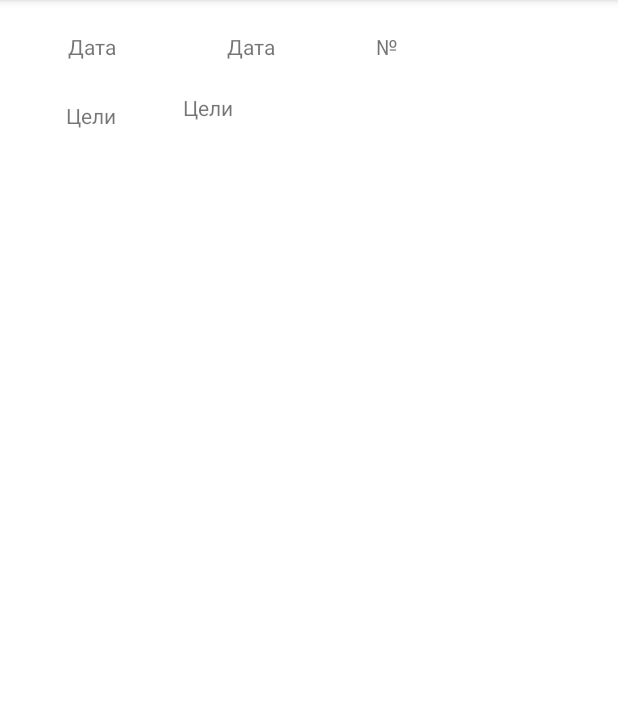
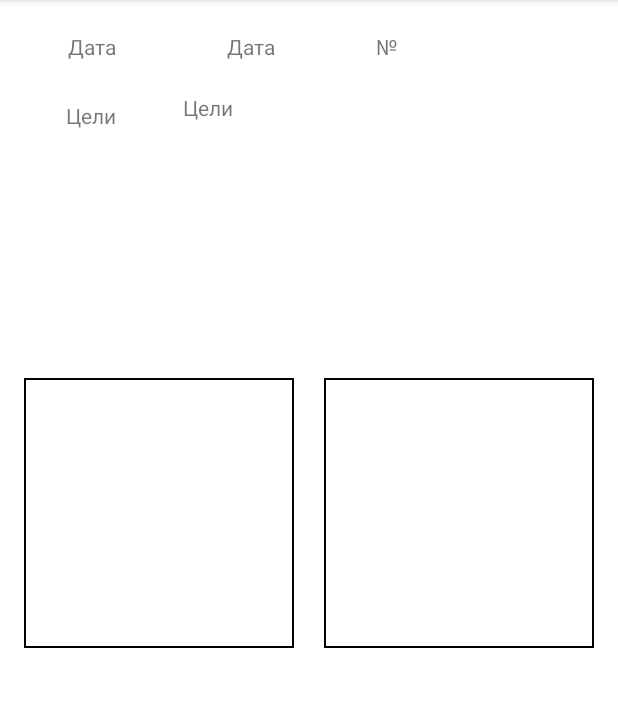
Before and after one commit to dmitrybandurkin/InstaTEST, an Android app: the screen it shows after launch (MainActivity), after a tap on "СОЗДАТЬ PDF", on a phone screen of 412 x 824 dp, the part 84-791 px from its top. Run offline under Robolectric (Android 15) with nearby library versions, the phone set to English and light mode, and no system bars.

Commit message:
full-size pics

```diff
--- a/app/src/main/java/com/example/mywork/InputContent.java
+++ b/app/src/main/java/com/example/mywork/InputContent.java
@@ -14,8 +14,9 @@ public class InputContent extends AppCompatActivity {
     private EditText purposeInput;
     private Button generatePDFbutton;
     private EditText numreportInput;
-    private ImageView image1;
-    private ImageView image2;
+    private ImageView imageInput1;
+
+    private ImageView imageInput2;
 
     public InputContent(ConstraintLayout inputContentPDF, EditText dateInput, EditText purposeInput, Button generatePDFbutton, EditText numreportInput, ImageView image1, ImageView image2) {
         this.inputContentPDF = inputContentPDF;
@@ -23,8 +24,8 @@ public class InputContent extends AppCompatActivity {
         this.purposeInput = purposeInput;
         this.generatePDFbutton = generatePDFbutton;
         this.numreportInput = numreportInput;
-        this.image1 = image1;
-        this.image2 = image2;
+        this.imageInput1 = image1;
+        this.imageInput2 = image2;
     }
 
     public ConstraintLayout getInputContentPDF() {
@@ -35,12 +36,12 @@ public class InputContent extends AppCompatActivity {
         return dateInput;
     }
 
-    public ImageView getImage1() {
-        return image1;
+    public ImageView getImageInput1() {
+        return imageInput1;
     }
 
-    public ImageView getImage2() {
-        return image2;
+    public ImageView getImageInput2() {
+        return imageInput2;
     }
 
     public EditText getPurposeInput() {
--- a/app/src/main/java/com/example/mywork/MainActivity.java
+++ b/app/src/main/java/com/example/mywork/MainActivity.java
@@ -3,29 +3,29 @@ package com.example.mywork;
 import androidx.activity.result.ActivityResult;
 import androidx.activity.result.ActivityResultCallback;
 import androidx.activity.result.ActivityResultLauncher;
-import androidx.activity.result.ActivityResultRegistry;
+import androidx.activity.result.contract.ActivityResultContract;
 import androidx.activity.result.contract.ActivityResultContracts;
 import androidx.annotation.NonNull;
 import androidx.appcompat.app.AppCompatActivity;
-import androidx.constraintlayout.widget.ConstraintLayout;
-import androidx.core.app.ActivityCompat;
+import androidx.core.content.FileProvider;
 
 import android.Manifest;
 import android.app.Activity;
 import android.app.AlertDialog;
 import android.app.DatePickerDialog;
-import android.content.ContentValues;
 import android.content.DialogInterface;
 import android.content.Intent;
-import android.content.pm.PackageManager;
 import android.graphics.Bitmap;
 import android.graphics.Canvas;
 import android.graphics.Color;
 import android.graphics.Paint;
+import android.graphics.drawable.Drawable;
 import android.graphics.pdf.PdfDocument;
+import android.icu.text.SimpleDateFormat;
 import android.net.Uri;
 import android.os.Bundle;
 import android.os.Environment;
+import android.os.Parcelable;
 import android.provider.MediaStore;
 import android.util.DisplayMetrics;
 import android.util.Log;
@@ -33,18 +33,18 @@ import android.view.LayoutInflater;
 import android.view.Menu;
 import android.view.MenuItem;
 import android.view.View;
-import android.widget.Button;
 import android.widget.DatePicker;
 import android.widget.EditText;
 import android.widget.ImageView;
-import android.widget.TextView;
 import android.widget.Toast;
 
 import java.io.File;
 import java.io.FileOutputStream;
 import java.io.IOException;
+import java.net.URI;
 import java.util.Calendar;
-
+import java.util.Date;
+import java.util.Locale;
 
 
 public class MainActivity extends AppCompatActivity implements DatePickerDialog.OnDateSetListener {
@@ -53,10 +53,27 @@ public class MainActivity extends AppCompatActivity implements DatePickerDialog.
         OutputContent outputContent;
         MenuItem createPDFButton;
         int day,month,year;
+        int viewId;
+        Uri phUri;
+        String currentPhotoPath;
 
         private static final String TAG = "MyApp";
 
-        ActivityResultLauncher<Intent> startCamera;
+
+    ActivityResultLauncher<Intent> startCamera = registerForActivityResult(new ActivityResultContracts.StartActivityForResult(),
+            new ActivityResultCallback<ActivityResult>() {
+                @Override
+                public void onActivityResult(ActivityResult result) {
+                    if (result.getResultCode() == Activity.RESULT_OK){
+                        Log.e(TAG,"Activity Ok");
+
+                        //Intent intent = result.getData();
+                        //Bitmap bm = (Bitmap) intent.getExtras().get("data");
+                        ImageView iv = findViewById(viewId);
+                        iv.setImageURI(phUri);
+                    }
+                }
+            });
 
 
 
@@ -64,6 +81,7 @@ public class MainActivity extends AppCompatActivity implements DatePickerDialog.
     @Override
     protected void onCreate(Bundle savedInstanceState) {
         super.onCreate(savedInstanceState);
+
         setContentView(R.layout.activity_main);
 
         inputContent = new InputContent(
@@ -72,7 +90,7 @@ public class MainActivity extends AppCompatActivity implements DatePickerDialog.
             findViewById(R.id.purpose_input),
             findViewById(R.id.generate_pdf_content_button),
             findViewById(R.id.numreport_input),
-            findViewById(R.id.image_input),
+            findViewById(R.id.image_input_1),
             findViewById(R.id.image_input_2)
         );
 
@@ -80,34 +98,18 @@ public class MainActivity extends AppCompatActivity implements DatePickerDialog.
             findViewById(R.id.content_output_pdf_layout),
             findViewById(R.id.date_output),
             findViewById(R.id.purpose_output),
-            findViewById(R.id.numreport_output)
+            findViewById(R.id.numreport_output),
+            findViewById(R.id.image_output_1),
+            findViewById(R.id.image_output_2)
         );
 
         outputContent.getOutputContentPDF().setVisibility(View.GONE);
 
         day=month=year=0;
 
-//        startCamera = registerForActivityResult(
-//                new ActivityResultContracts.StartActivityForResult(),
-//                new ActivityResultCallback<ActivityResult>() {
-//                    @Override
-//                    public void onActivityResult(ActivityResult result) {
-//                        if(result.getResultCode() == RESULT_OK){
-//                            Log.e(TAG,"Activity Ok");
-//                        }
-//                    }
-//                }
-//        );
+        //phUri = Uri.parse(Environment.getExternalStorageDirectory() + "/Documents/PDF/222.png");
+        //phUri = Uri.parse(Environment.getExternalStorageDirectory() + "/Documents/PDF");
 
-        startCamera = registerForActivityResult(
-                new ActivityResultContracts.TakePicturePreview(),
-                new ActivityResultCallback<Bitmap>() {
-                    @Override
-                    public void onActivityResult(Bitmap result) {
-                            Log.e(TAG,"Activity Ok");
-                    }
-                }
-        );
 
         inputContent.getDateInput().setOnClickListener(new View.OnClickListener() {
             @Override
@@ -130,16 +132,67 @@ public class MainActivity extends AppCompatActivity implements DatePickerDialog.
             }
         });
 
+    }
+
+    private File createImageFile() throws IOException {
+        // Create an image file name
+        //String timeStamp = new SimpleDateFormat("yyyyMMdd_HHmmss").format(new Date());
+        //String imageFileName = "JPEG_" + timeStamp + "_";
+        //File storageDir = getExternalFilesDir(Environment.DIRECTORY_PICTURES);
+
+        //File my = new File(Environment.getExternalStorageDirectory() + "/Documents/PDF/");
+        String imageFileName = "JPEG_" + viewId;
+
+        File storageDir_0 = getExternalFilesDir(Environment.DIRECTORY_PICTURES);
+        File storageDir = new File( Environment.getExternalStorageDirectory()+ "/Documents/PDF/");
+
+        File image = File.createTempFile(
+                imageFileName,  /* prefix */
+                ".jpg",         /* suffix */
+                storageDir      /* directory */
+        );
+
+        // Save a file: path for use with ACTION_VIEW intents
+        currentPhotoPath = image.getAbsolutePath();
+        Log.e(TAG, "currentPhotoPath_2 =" + image.toString());
+        Log.e(TAG, "currentPhotoPath_3 =" + currentPhotoPath);
+        return image;
+    }
+
+    public void MakePhoto(View view){
+        viewId = view.getId();
+//        Intent cameraIntent = new Intent(MediaStore.ACTION_IMAGE_CAPTURE);
+//        cameraIntent.putExtra(MediaStore.EXTRA_OUTPUT,phUri);
+//        Log.e(TAG, phUri.toString());
+//        startCamera.launch(cameraIntent);
+//        Log.e(TAG, phUri.toString());
+
+        Intent takePictureIntent = new Intent(MediaStore.ACTION_IMAGE_CAPTURE);
+        // Ensure that there's a camera activity to handle the intent
+        if (takePictureIntent.resolveActivity(getPackageManager()) != null) {
+            // Create the File where the photo should go
+            File photoFile = null;
+            try {
+                photoFile = createImageFile();
+            } catch (IOException ex) {
+                // Error occurred while creating the File
+            }
+            // Continue only if the File was successfully created
+            if (photoFile != null) {
+                Uri photoURI = FileProvider.getUriForFile(this,
+                        "com.example.android.fileprovider",
+                        photoFile);
+                Uri photoURI_2 = Uri.parse(photoFile.toString());
+                phUri = photoURI;
+                Log.e(TAG, "photo uri = " + photoURI.toString());
+                Log.e(TAG, "photo uri_2 = " + photoURI_2.toString());
+                takePictureIntent.putExtra(MediaStore.EXTRA_OUTPUT, photoURI);
+                startCamera.launch(takePictureIntent);
+            }
+        }
 
 
-        inputContent.getImage1().setOnClickListener(new View.OnClickListener() {
-            @Override
-            public void onClick(View view) {
 
-                    Intent cameraIntent = new Intent(MediaStore.ACTION_IMAGE_CAPTURE);
-                    startCamera.launch(cameraIntent);
-            }
-        });
 
 
 
@@ -171,6 +224,13 @@ public class MainActivity extends AppCompatActivity implements DatePickerDialog.
         outputContent.getDateOutput().setText(inputContent.getDateInput().getText());
         outputContent.getPurposeOutput().setText(inputContent.getPurposeInput().getText());
         outputContent.getNumreportOutput().setText(inputContent.getNumreportInput().getText());
+
+        Drawable drawable = inputContent.getImageInput1().getDrawable();
+        outputContent.getImageOutput1().setImageDrawable(drawable);
+
+        drawable = inputContent.getImageInput2().getDrawable();
+        outputContent.getImageOutput2().setImageDrawable(drawable);
+
     }
 
     private void CreatePDFDocument(){
@@ -211,7 +271,7 @@ public class MainActivity extends AppCompatActivity implements DatePickerDialog.
 
         // сохраняем записанный контент
 
-        String targetPdf = dir.getAbsolutePath() + "/"+outputContent.getNumreportOutput().getText()+".pdf";
+        String targetPdf = dir.getAbsolutePath() + "/"+outputContent.getNumreportOutput().getText()+"report.pdf";
         File filePath = new File(targetPdf);
         if (filePath.exists()){
             int i=1;
--- a/app/src/main/java/com/example/mywork/OutputContent.java
+++ b/app/src/main/java/com/example/mywork/OutputContent.java
@@ -2,6 +2,7 @@ package com.example.mywork;
 
 import android.view.MenuItem;
 import android.widget.Button;
+import android.widget.ImageView;
 import android.widget.TextView;
 
 import androidx.constraintlayout.widget.ConstraintLayout;
@@ -11,12 +12,24 @@ public class OutputContent {
     private TextView dateOutput;
     private TextView purposeOutput;
     private TextView numreportOutput;
+    private ImageView imageOutput1;
+    private ImageView imageOutput2;
 
-    public OutputContent(ConstraintLayout outputContentPDF, TextView dateOutput, TextView purposeOutput, TextView numreportOutput) {
+    public OutputContent(ConstraintLayout outputContentPDF, TextView dateOutput, TextView purposeOutput, TextView numreportOutput, ImageView image1, ImageView image2) {
         this.outputContentPDF = outputContentPDF;
         this.dateOutput = dateOutput;
         this.purposeOutput = purposeOutput;
         this.numreportOutput=numreportOutput;
+        this.imageOutput1=image1;
+        this.imageOutput2=image2;
+    }
+
+    public ImageView getImageOutput1() {
+        return imageOutput1;
+    }
+
+    public ImageView getImageOutput2() {
+        return imageOutput2;
     }
 
     public ConstraintLayout getOutputContentPDF() {
--- a/app/src/main/res/layout/content_output.xml
+++ b/app/src/main/res/layout/content_output.xml
@@ -6,6 +6,16 @@
     android:background="@color/white"
     android:layout_width="match_parent"
     android:layout_height="match_parent">
+
+    <ImageView
+        android:id="@+id/image_output_1"
+        android:layout_width="180dp"
+        android:layout_height="180dp"
+        android:layout_marginStart="16dp"
+        android:layout_marginTop="160dp"
+        app:layout_constraintStart_toStartOf="parent"
+        app:layout_constraintTop_toBottomOf="@+id/purpose_label"
+        app:srcCompat="@drawable/border" />
 
     <TextView
         android:id="@+id/date_label"
@@ -75,4 +85,14 @@
         app:layout_constraintStart_toEndOf="@+id/purpose_label"
         app:layout_constraintTop_toBottomOf="@+id/date_output" />
 
+    <ImageView
+        android:id="@+id/image_output_2"
+        android:layout_width="180dp"
+        android:layout_height="180dp"
+        android:layout_marginTop="160dp"
+        android:layout_marginEnd="16dp"
+        app:layout_constraintEnd_toEndOf="parent"
+        app:layout_constraintTop_toBottomOf="@+id/purpose_label"
+        app:srcCompat="@drawable/border" />
+
 </androidx.constraintlayout.widget.ConstraintLayout>
```
Also changed, not shown: app/src/main/AndroidManifest.xml (+14 -0 lines), app/src/main/res/layout/content_input.xml (+8 -6 lines), app/src/main/res/xml/file_paths.xml (added, +9 -0 lines).
